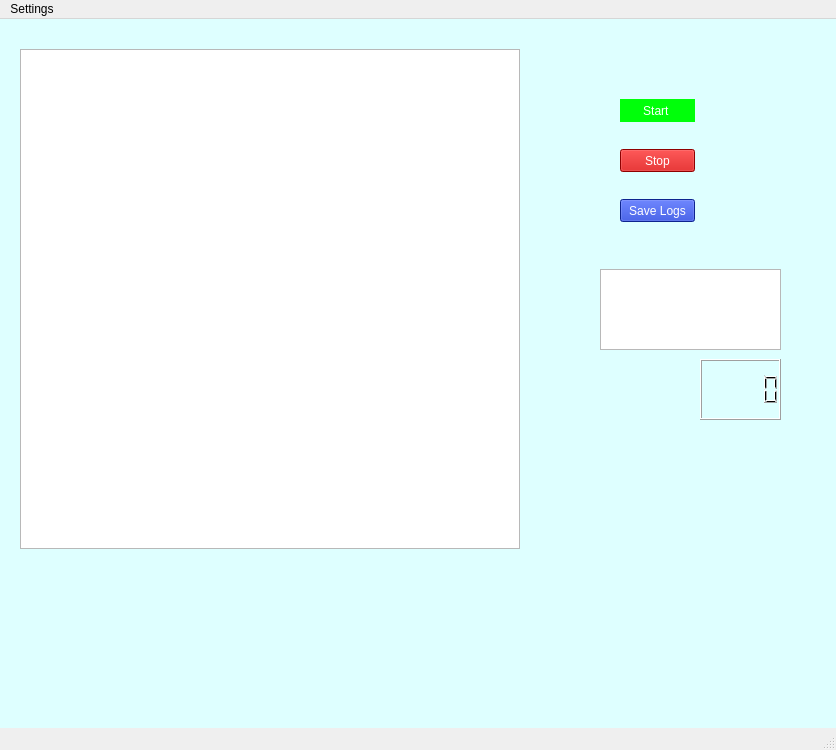
The window that PyQtDesigner/Watcher/MainWindowUI.ui (NishantGhanate/PythonScripts) describes before a commit, drawn with Qt 5.
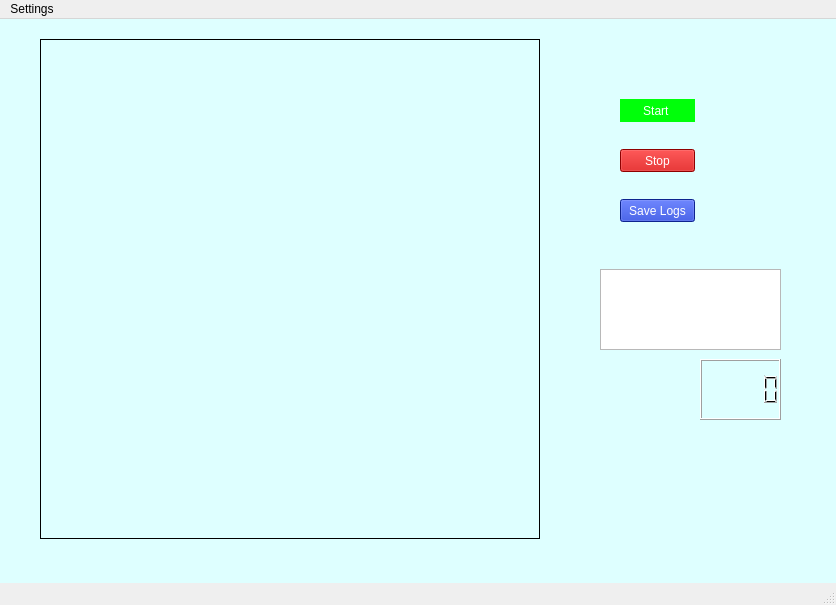
The same window after the commit.

What changed in the file:
```diff
--- a/PyQtDesigner/Watcher/MainWindowUI.ui
+++ b/PyQtDesigner/Watcher/MainWindowUI.ui
@@ -7,7 +7,7 @@
     <x>0</x>
     <y>0</y>
     <width>836</width>
-    <height>750</height>
+    <height>605</height>
    </rect>
   </property>
   <property name="windowTitle">
@@ -117,15 +117,21 @@
      </rect>
     </property>
    </widget>
-   <widget class="QGraphicsView" name="graphicsView">
+   <widget class="QLabel" name="labelWebCamera">
     <property name="geometry">
      <rect>
-      <x>20</x>
-      <y>30</y>
+      <x>40</x>
+      <y>20</y>
       <width>500</width>
       <height>500</height>
      </rect>
     </property>
+    <property name="frameShape">
+     <enum>QFrame::Box</enum>
+    </property>
+    <property name="text">
+     <string/>
+    </property>
    </widget>
   </widget>
   <widget class="QMenuBar" name="menubar">
```
Left out of the diff: 4 changed lines with no effect on the pictures.
